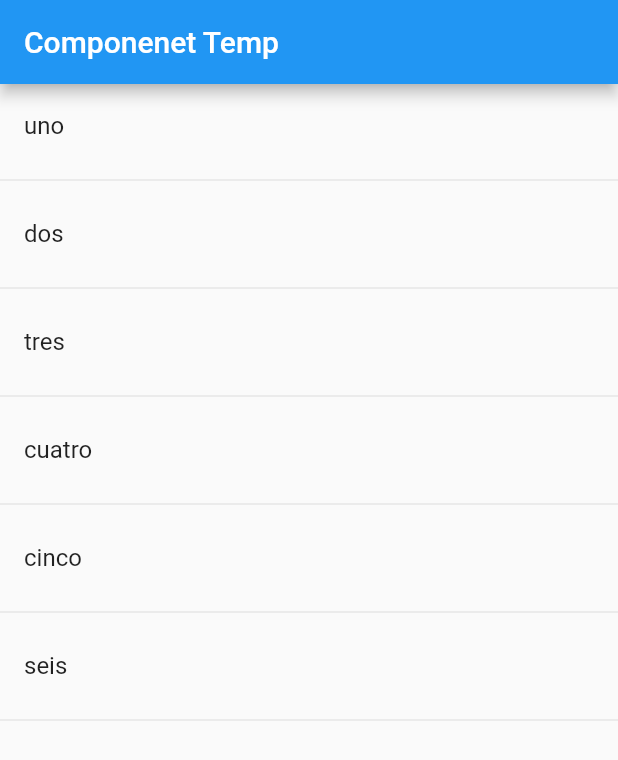
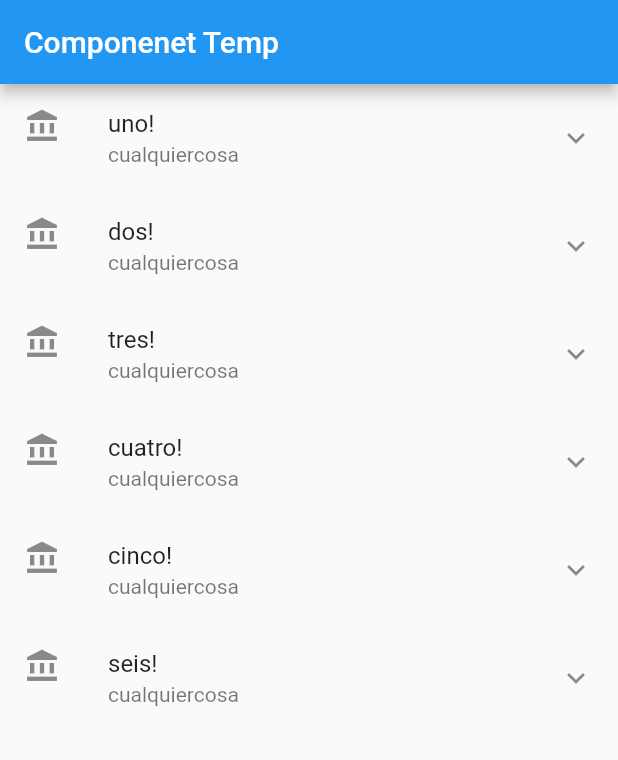
Before and after one commit to zesaru/flutter_components_u, a Flutter app: the screen it shows after launch, on a phone screen of 412 x 824 dp. Shown: the top 760 px of the screen. Run offline on Flutter 3.47's test engine with Material 2 defaults, Android fonts, the phone set to English and light mode, and no system bars.

Commit message:
ListView map icons

```diff
--- a/lib/src/pages/home_temp.dart
+++ b/lib/src/pages/home_temp.dart
@@ -9,7 +9,7 @@ class HomePageTemp extends StatelessWidget {
       appBar: AppBar(
         title: Text('Componenet Temp'),
       ),
-      body: ListView(children: _crearItems()),
+      body: ListView(children: _crearItemsCorta()),
     );
   }
 
@@ -26,4 +26,16 @@ class HomePageTemp extends StatelessWidget {
 
     return lista;
   }
+
+  List<Widget> _crearItemsCorta() {
+    return opciones.map((item) {
+      return ListTile(
+        title: Text(item + '!'),
+        subtitle: Text('cualquiercosa'),
+        leading: Icon(Icons.account_balance),
+        trailing: Icon(Icons.keyboard_arrow_down),
+        onTap: () {},
+      );
+    }).toList();
+  }
 }
```
